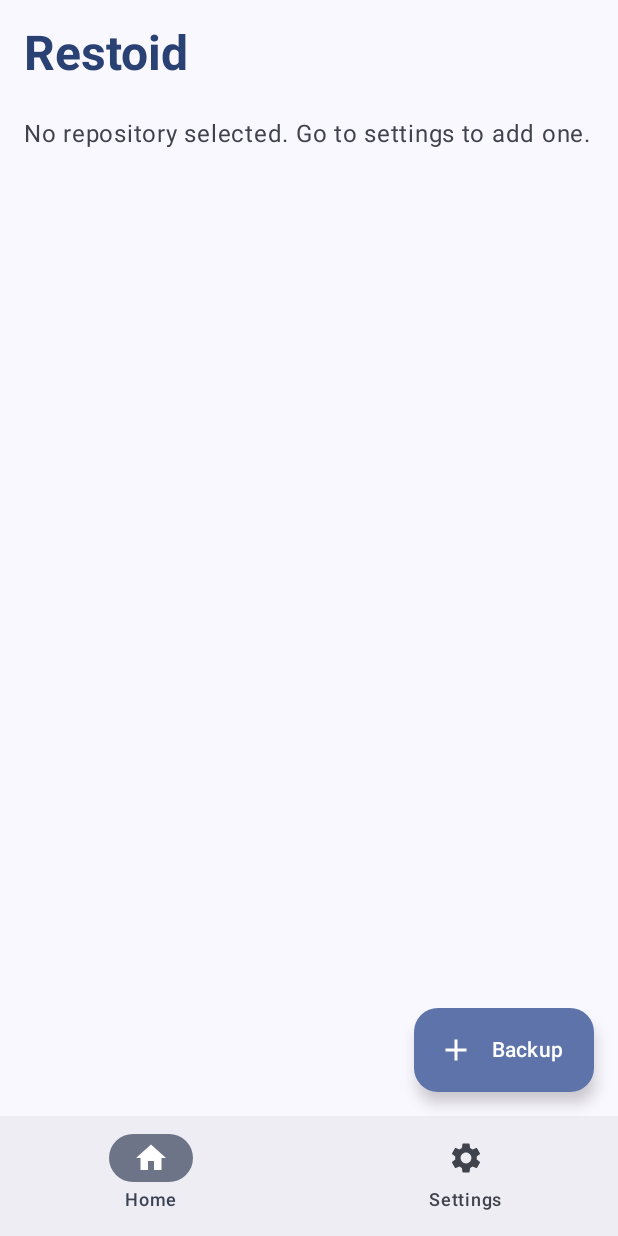
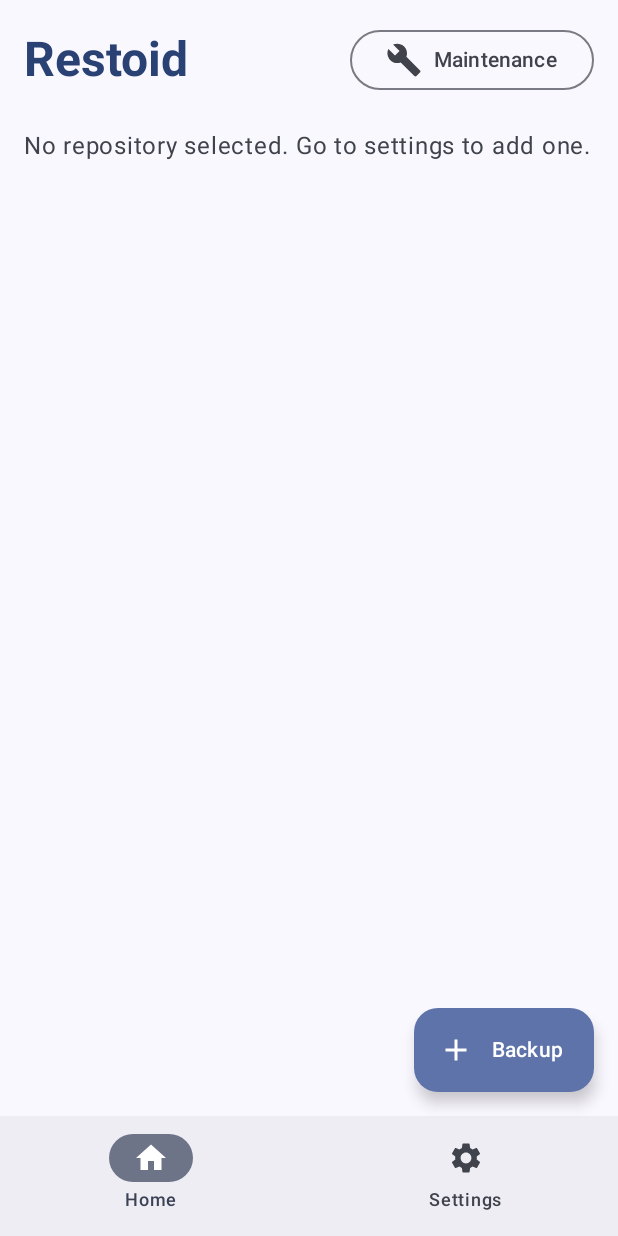
Before and after one commit to hddq/restoid, an Android app built with Jetpack Compose: the HomeScreen screen opened through its navigation route, on a phone screen of 412 x 824 dp. Run offline under Robolectric (Android 15) with nearby library versions, the phone set to English and light mode, and no system bars; libraries missing offline, so code that uses them is left out: com.topjohnwu.superuser, org.apache.commons; pictures from the network do not load.

Commit message:
feat: Add Maintenance Screen
This commit introduces a new Maintenance screen accessible from the HomeScreen.

Specific changes:
- Added a "Maintenance" button to the HomeScreen.
- Created a new `MaintenanceScreen.kt` with a placeholder text.
- Added `Maintenance` to the `Screen` sealed class.
- Updated `MainActivity.kt` to include navigation to the new Maintenance screen and adjust bottom bar visibility.

```diff
--- a/app/src/main/java/io/github/hddq/restoid/MainActivity.kt
+++ b/app/src/main/java/io/github/hddq/restoid/MainActivity.kt
@@ -28,6 +28,7 @@ import androidx.navigation.navArgument
 import io.github.hddq.restoid.ui.screens.BackupScreen
 import io.github.hddq.restoid.ui.screens.HomeScreen
 import io.github.hddq.restoid.ui.screens.LicensesScreen
+import io.github.hddq.restoid.ui.screens.MaintenanceScreen
 import io.github.hddq.restoid.ui.screens.RestoreScreen
 import io.github.hddq.restoid.ui.screens.SettingsScreen
 import io.github.hddq.restoid.ui.screens.SnapshotDetailsScreen
@@ -49,7 +50,8 @@ class MainActivity : ComponentActivity() {
                         if (currentDestination?.route != Screen.Backup.route &&
                             currentDestination?.route?.startsWith(Screen.SnapshotDetails.route) == false &&
                             currentDestination?.route?.startsWith(Screen.Restore.route) == false &&
-                            currentDestination?.route != Screen.Licenses.route
+                            currentDestination?.route != Screen.Licenses.route &&
+                            currentDestination?.route != Screen.Maintenance.route
                         ) {
                             val items = listOf(
                                 Screen.Home to Icons.Default.Home,
@@ -95,6 +97,9 @@ class MainActivity : ComponentActivity() {
                             HomeScreen(
                                 onSnapshotClick = { snapshotId ->
                                     navController.navigate("${Screen.SnapshotDetails.route}/$snapshotId")
+                                },
+                                onMaintenanceClick = {
+                                    navController.navigate(Screen.Maintenance.route)
                                 }
                             )
                         }
@@ -127,6 +132,9 @@ class MainActivity : ComponentActivity() {
                         composable(Screen.Licenses.route) {
                             LicensesScreen(onNavigateUp = { navController.navigateUp() })
                         }
+                        composable(Screen.Maintenance.route) {
+                            MaintenanceScreen()
+                        }
                     }
                 }
             }
--- a/app/src/main/java/io/github/hddq/restoid/Screen.kt
+++ b/app/src/main/java/io/github/hddq/restoid/Screen.kt
@@ -7,4 +7,5 @@ sealed class Screen(val route: String, val title: String) {
     object SnapshotDetails : Screen("snapshot_details", "Snapshot Details")
     object Restore : Screen("restore", "Restore")
     object Licenses : Screen("licenses", "Licenses")
+    object Maintenance : Screen("maintenance", "Maintenance")
 }
--- a/app/src/main/java/io/github/hddq/restoid/ui/screens/HomeScreen.kt
+++ b/app/src/main/java/io/github/hddq/restoid/ui/screens/HomeScreen.kt
@@ -7,16 +7,23 @@ import androidx.compose.foundation.layout.Arrangement
 import androidx.compose.foundation.layout.Box
 import androidx.compose.foundation.layout.Column
 import androidx.compose.foundation.layout.Row
+import androidx.compose.foundation.layout.Spacer
 import androidx.compose.foundation.layout.fillMaxSize
 import androidx.compose.foundation.layout.fillMaxWidth
+import androidx.compose.foundation.layout.height
 import androidx.compose.foundation.layout.padding
 import androidx.compose.foundation.layout.size
 import androidx.compose.foundation.lazy.LazyColumn
 import androidx.compose.foundation.lazy.items
 import androidx.compose.foundation.rememberScrollState
+import androidx.compose.material.icons.Icons
+import androidx.compose.material.icons.filled.Build
+import androidx.compose.material3.ButtonDefaults
 import androidx.compose.material3.Card
 import androidx.compose.material3.CircularProgressIndicator
+import androidx.compose.material3.Icon
 import androidx.compose.material3.MaterialTheme
+import androidx.compose.material3.OutlinedButton
 import androidx.compose.material3.Text
 import androidx.compose.runtime.Composable
 import androidx.compose.runtime.collectAsState
@@ -28,6 +35,7 @@ import androidx.compose.ui.text.font.FontFamily
 import androidx.compose.ui.text.font.FontWeight
 import androidx.compose.ui.unit.dp
 import androidx.lifecycle.viewmodel.compose.viewModel
+import coil.compose.rememberAsyncImagePainter
 import io.github.hddq.restoid.RestoidApplication
 import io.github.hddq.restoid.data.ResticState
 import io.github.hddq.restoid.model.AppInfo
@@ -35,11 +43,11 @@ import io.github.hddq.restoid.ui.components.PasswordDialog
 import io.github.hddq.restoid.ui.home.HomeViewModel
 import io.github.hddq.restoid.ui.home.HomeViewModelFactory
 import io.github.hddq.restoid.ui.home.SnapshotWithMetadata
-import coil.compose.rememberAsyncImagePainter
 
 @Composable
 fun HomeScreen(
     onSnapshotClick: (String) -> Unit,
+    onMaintenanceClick: () -> Unit,
     modifier: Modifier = Modifier
 ) {
     val application = LocalContext.current.applicationContext as RestoidApplication
@@ -58,13 +66,25 @@ fun HomeScreen(
             .fillMaxSize()
             .padding(16.dp)
     ) {
+        Row(
+            modifier = Modifier.fillMaxWidth(),
+            horizontalArrangement = Arrangement.SpaceBetween,
+            verticalAlignment = Alignment.CenterVertically
+        ) {
             Text(
                 text = "Restoid",
                 style = MaterialTheme.typography.headlineLarge,
                 color = MaterialTheme.colorScheme.primary,
                 fontWeight = FontWeight.Bold,
-            modifier = Modifier.padding(bottom = 24.dp)
             )
+            OutlinedButton(onClick = onMaintenanceClick) {
+                Icon(Icons.Default.Build, contentDescription = "Maintenance")
+                Spacer(Modifier.size(ButtonDefaults.IconSpacing))
+                Text("Maintenance")
+            }
+        }
+        Spacer(Modifier.height(24.dp))
+
 
         when {
             uiState.selectedRepo == null -> {
```
Also changed, not shown: app/src/main/java/io/github/hddq/restoid/ui/screens/MaintenanceScreen.kt (added, +18 -0 lines). Lines whose indentation alone changed are shown as unchanged.
